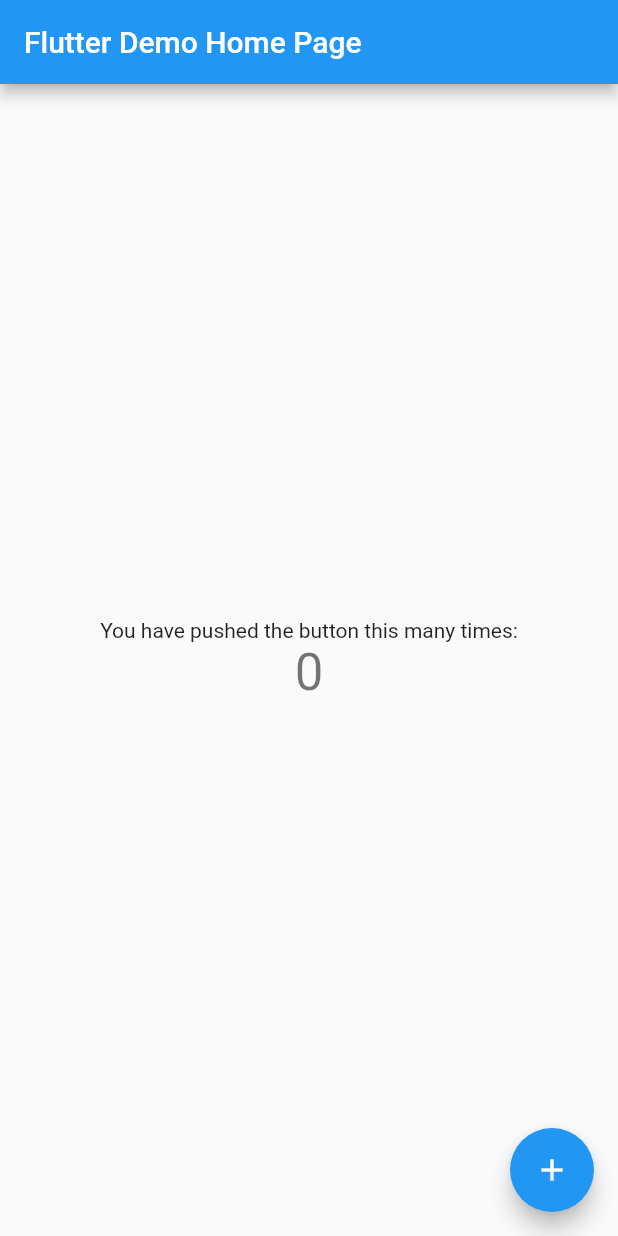
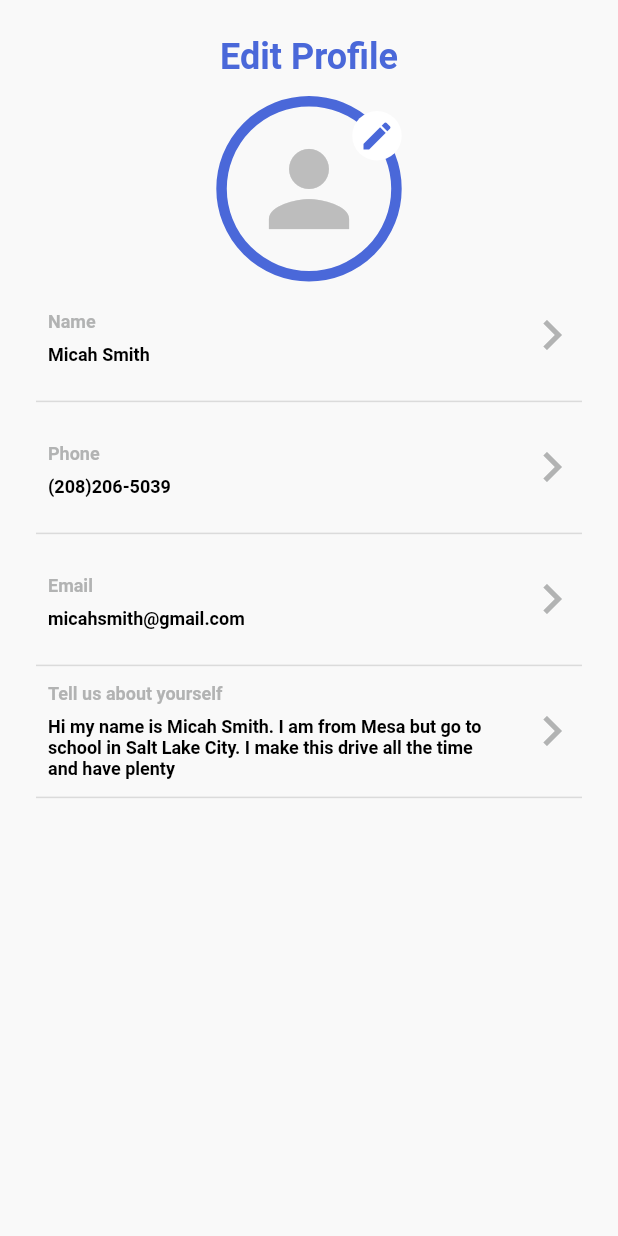
Before and after one commit to luggy-wuggy/approachable_geek_challenge, a Flutter app: the screen it shows after launch, on a phone screen of 412 x 824 dp. Run offline on Flutter 3.47's test engine with Material 2 defaults, Android fonts, the phone set to English and light mode, and no system bars.

Commit message:
feat: edit profile view

```diff
--- a/lib/main.dart
+++ b/lib/main.dart
@@ -1,3 +1,4 @@
+import 'package:approachable_geek_challenge/src/ui/edit_profile/edit_profile_view.dart';
 import 'package:flutter/material.dart';
 
 void main() {
@@ -6,110 +7,10 @@
 
 class MyApp extends StatelessWidget {
   const MyApp({super.key});
-
-  // This widget is the root of your application.
   @override
   Widget build(BuildContext context) {
-    return MaterialApp(
-      title: 'Flutter Demo',
-      theme: ThemeData(
-        // This is the theme of your application.
-        //
-        // Try running your application with "flutter run". You'll see the
-        // application has a blue toolbar. Then, without quitting the app, try
-        // changing the primarySwatch below to Colors.green and then invoke
-        // "hot reload" (press "r" in the console where you ran "flutter run",
-        // or simply save your changes to "hot reload" in a Flutter IDE).
-        // Notice that the counter didn't reset back to zero; the application
-        // is not restarted.
-        primarySwatch: Colors.blue,
-      ),
-      home: const MyHomePage(title: 'Flutter Demo Home Page'),
+    return const MaterialApp(
+      home: EditProfileView(),
     );
   }
 }
-
-class MyHomePage extends StatefulWidget {
-  const MyHomePage({super.key, required this.title});
-
-  // This widget is the home page of your application. It is stateful, meaning
-  // that it has a State object (defined below) that contains fields that affect
-  // how it looks.
-
-  // This class is the configuration for the state. It holds the values (in this
-  // case the title) provided by the parent (in this case the App widget) and
-  // used by the build method of the State. Fields in a Widget subclass are
-  // always marked "final".
-
-  final String title;
-
-  @override
-  State<MyHomePage> createState() => _MyHomePageState();
-}
-
-class _MyHomePageState extends State<MyHomePage> {
-  int _counter = 0;
-
-  void _incrementCounter() {
-    setState(() {
-      // This call to setState tells the Flutter framework that something has
-      // changed in this State, which causes it to rerun the build method below
-      // so that the display can reflect the updated values. If we changed
-      // _counter without calling setState(), then the build method would not be
-      // called again, and so nothing would appear to happen.
-      _counter++;
-    });
-  }
-
-  @override
-  Widget build(BuildContext context) {
-    // This method is rerun every time setState is called, for instance as done
-    // by the _incrementCounter method above.
-    //
-    // The Flutter framework has been optimized to make rerunning build methods
-    // fast, so that you can just rebuild anything that needs updating rather
-    // than having to individually change instances of widgets.
-    return Scaffold(
-      appBar: AppBar(
-        // Here we take the value from the MyHomePage object that was created by
-        // the App.build method, and use it to set our appbar title.
-        title: Text(widget.title),
-      ),
-      body: Center(
-        // Center is a layout widget. It takes a single child and positions it
-        // in the middle of the parent.
-        child: Column(
-          // Column is also a layout widget. It takes a list of children and
-          // arranges them vertically. By default, it sizes itself to fit its
-          // children horizontally, and tries to be as tall as its parent.
-          //
-          // Invoke "debug painting" (press "p" in the console, choose the
-          // "Toggle Debug Paint" action from the Flutter Inspector in Android
-          // Studio, or the "Toggle Debug Paint" command in Visual Studio Code)
-          // to see the wireframe for each widget.
-          //
-          // Column has various properties to control how it sizes itself and
-          // how it positions its children. Here we use mainAxisAlignment to
-          // center the children vertically; the main axis here is the vertical
-          // axis because Columns are vertical (the cross axis would be
-          // horizontal).
-          mainAxisAlignment: MainAxisAlignment.center,
-          children: <Widget>[
-            const Text(
-              'You have pushed the button this many times:',
-            ),
-            Text(
-              '$_counter',
-              style: Theme.of(context).textTheme.headline4,
-            ),
-          ],
-        ),
-      ),
-      floatingActionButton: FloatingActionButton(
-        onPressed: _incrementCounter,
-        tooltip: 'Increment',
-        child: const Icon(Icons.add),
-      ), // This trailing comma makes auto-formatting nicer for build methods.
-    );
-  }
-}
--- /dev/null
+++ b/lib/src/common/common.dart
@@ -0,0 +1,2 @@
+export 'constants/constants.dart';
+export 'ui/ui.dart';
--- /dev/null
+++ b/lib/src/common/constants/colors.dart
@@ -0,0 +1,7 @@
+import 'package:flutter/material.dart';
+
+class GeekColors {
+  static const kBackgroundColor = Color(0xFFF9F9F9);
+  static const kPrimaryAccentColor = Color(0xFF4A68D9);
+  static const kGreyedColor = Color(0xFFB2B3B3);
+}
--- /dev/null
+++ b/lib/src/common/constants/constants.dart
@@ -0,0 +1 @@
+export 'colors.dart';
--- /dev/null
+++ b/lib/src/ui/edit_profile/edit_profile.dart
@@ -0,0 +1,2 @@
+export 'edit_profile_view.dart';
+export 'widgets/widgets.dart';
--- /dev/null
+++ b/lib/src/ui/edit_profile/edit_profile_view.dart
@@ -0,0 +1,89 @@
+import 'package:flutter/material.dart';
+
+import 'package:approachable_geek_challenge/src/common/constants/colors.dart';
+import 'package:approachable_geek_challenge/src/ui/edit_profile/widgets/widgets.dart';
+
+class EditProfileView extends StatelessWidget {
+  const EditProfileView({super.key});
+
+  @override
+  Widget build(BuildContext context) {
+    return Scaffold(
+      backgroundColor: GeekColors.kBackgroundColor,
+      body: SafeArea(
+        child: Padding(
+          padding: const EdgeInsets.symmetric(horizontal: 24, vertical: 24),
+          child: Center(
+            child: Column(
+              children: [
+                const Text(
+                  'Edit Profile',
+                  style: TextStyle(
+                    color: GeekColors.kPrimaryAccentColor,
+                    fontSize: 24,
+                    fontWeight: FontWeight.w600,
+                  ),
+                ),
+                const SizedBox(height: 12),
+                const ProfilePhotoCircle(),
+                ProfileInfoTile(
+                  label: "Name",
+                  description: "Micah Smith",
+                  onTap: () {
+                    Navigator.of(context).push(
+                      MaterialPageRoute<void>(
+                        builder: (BuildContext context) => const Scaffold(
+                          backgroundColor: Colors.green,
+                        ),
+                      ),
+                    );
+                  },
+                ),
+                ProfileInfoTile(
+                  label: "Phone",
+                  description: "(208)206-5039",
+                  onTap: () {
+                    Navigator.of(context).push(
+                      MaterialPageRoute<void>(
+                        builder: (BuildContext context) => const Scaffold(
+                          backgroundColor: Colors.blue,
+                        ),
+                      ),
+                    );
+                  },
+                ),
+                ProfileInfoTile(
+                  label: "Email",
+                  description: "micahsmith@gmail.com",
+                  onTap: () {
+                    Navigator.of(context).push(
+                      MaterialPageRoute<void>(
+                        builder: (BuildContext context) => const Scaffold(
+                          backgroundColor: Colors.yellow,
+                        ),
+                      ),
+                    );
+                  },
+                ),
+                ProfileInfoTile(
+                  label: "Tell us about yourself",
+                  description:
+                      "Hi my name is Micah Smith. I am from Mesa but go to school in Salt Lake City. I make this drive all the time and have plenty",
+                  onTap: () {
+                    Navigator.of(context).push(
+                      MaterialPageRoute<void>(
+                        builder: (BuildContext context) => const Scaffold(
+                          backgroundColor: Colors.orange,
+                        ),
+                      ),
+                    );
+                  },
+                )
+              ],
+            ),
+          ),
+        ),
+      ),
+    );
+  }
+}
--- /dev/null
+++ b/lib/src/ui/edit_profile/widgets/profile_info_tile.dart
@@ -0,0 +1,53 @@
+import 'package:approachable_geek_challenge/src/common/constants/colors.dart';
+import 'package:flutter/material.dart';
+
+class ProfileInfoTile extends StatelessWidget {
+  const ProfileInfoTile({
+    super.key,
+    required this.label,
+    required this.description,
+    this.onTap,
+  });
+
+  final String label;
+  final String description;
+  final Function? onTap;
+
+  @override
+  Widget build(BuildContext context) {
+    return Column(
+      children: [
+        ListTile(
+          onTap: () => onTap?.call(),
+          title: Text(
+            label,
+            style: const TextStyle(
+              color: GeekColors.kGreyedColor,
+              fontWeight: FontWeight.w600,
+              fontSize: 12,
+            ),
+          ),
+          subtitle: Padding(
+            padding: const EdgeInsets.only(top: 8),
+            child: Text(
+              description,
+              maxLines: 3,
+              overflow: TextOverflow.ellipsis,
+              style: const TextStyle(
+                color: Colors.black,
+                fontWeight: FontWeight.w600,
+                fontSize: 12,
+              ),
+            ),
+          ),
+          contentPadding: const EdgeInsets.only(left: 8),
+          trailing: const Icon(Icons.chevron_right_outlined,
+              size: 40, color: GeekColors.kGreyedColor),
+        ),
+        const Divider(
+          thickness: 1,
+        ),
+      ],
+    );
+  }
+}
--- /dev/null
+++ b/lib/src/ui/edit_profile/widgets/profile_photo_circle.dart
@@ -0,0 +1,46 @@
+import 'package:flutter/material.dart';
+
+import 'package:approachable_geek_challenge/src/common/constants/colors.dart';
+
+class ProfilePhotoCircle extends StatelessWidget {
+  const ProfilePhotoCircle({super.key});
+
+  @override
+  Widget build(BuildContext context) {
+    final Size size = MediaQuery.of(context).size;
+
+    return Stack(
+      children: [
+        Container(
+          width: size.width * 0.3,
+          height: size.width * 0.3,
+          decoration: BoxDecoration(
+            shape: BoxShape.circle,
+            border: Border.all(color: GeekColors.kPrimaryAccentColor, width: 7),
+          ),
+          child: Icon(
+            Icons.person,
+            size: 80,
+            color: Colors.grey[400],
+          ),
+        ),
+        Positioned(
+          right: 0,
+          top: 10,
+          child: Container(
+            width: size.width * 0.08,
+            height: size.width * 0.08,
+            decoration: const BoxDecoration(
+              shape: BoxShape.circle,
+              color: Colors.white,
+            ),
+            child: const Icon(
+              Icons.edit,
+              color: GeekColors.kPrimaryAccentColor,
+            ),
+          ),
+        )
+      ],
+    );
+  }
+}
--- /dev/null
+++ b/lib/src/ui/edit_profile/widgets/widgets.dart
@@ -0,0 +1,2 @@
+export 'profile_info_tile.dart';
+export 'profile_photo_circle.dart';
--- /dev/null
+++ b/lib/src/ui/ui.dart
@@ -0,0 +1 @@
+export 'edit_profile/edit_profile.dart';
```
Also changed, not shown: lib/src/common/ui/ui.dart (added).
